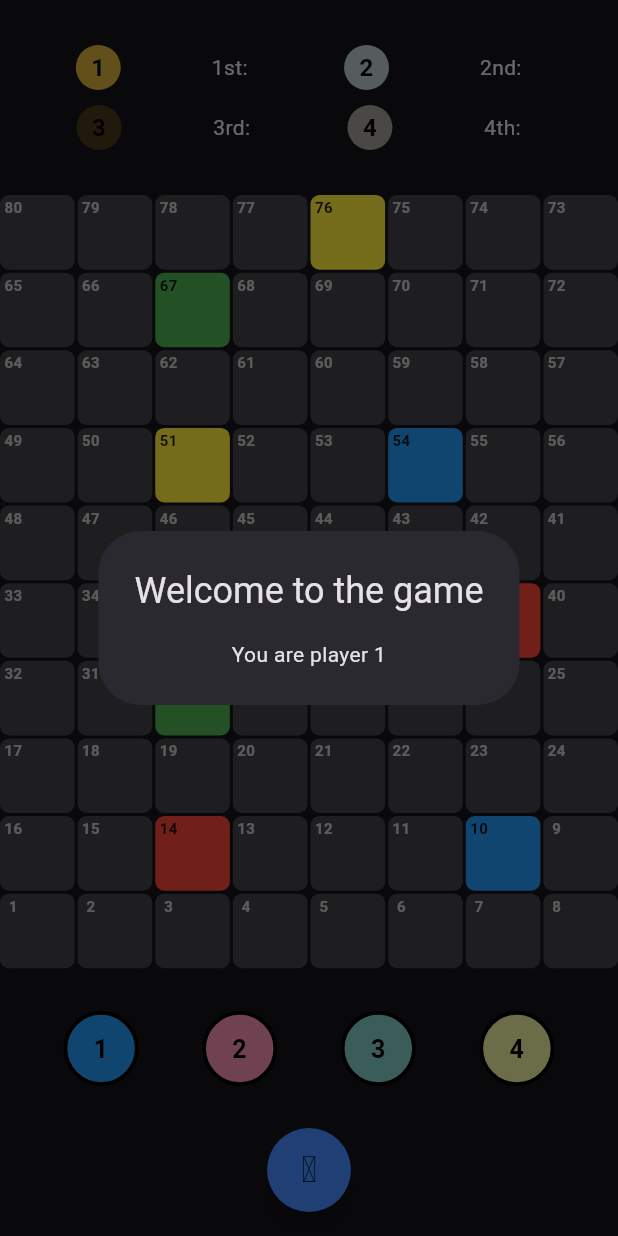
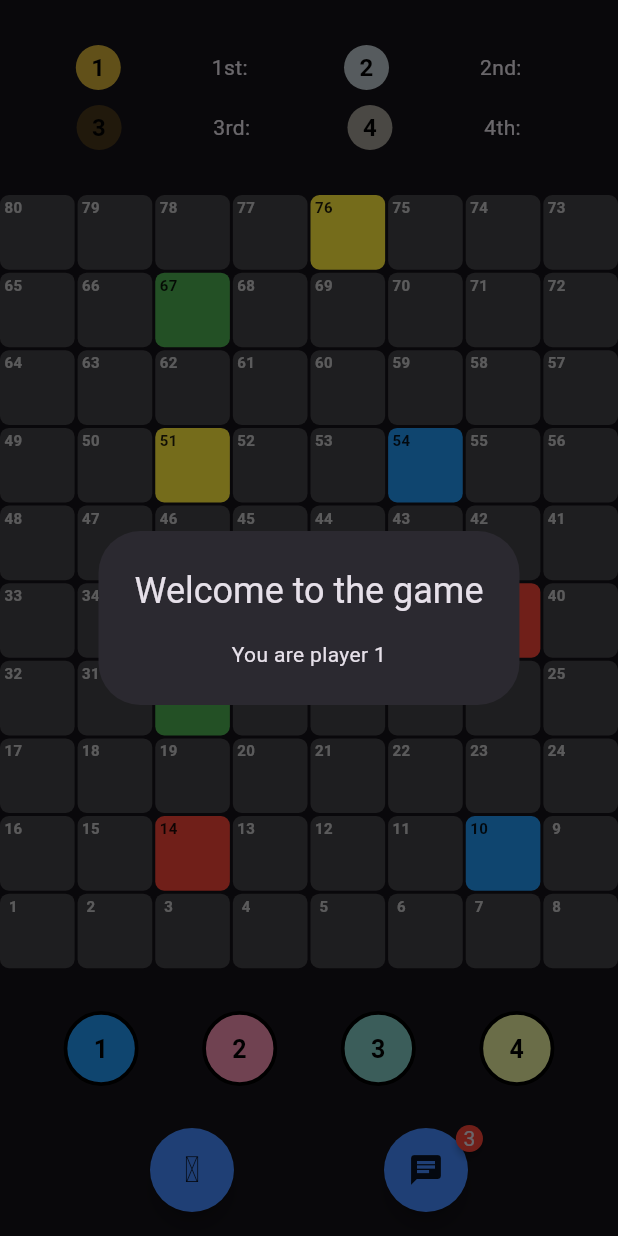
Before and after one commit to Nopalev/fp_ppb, a Flutter app: the GamePage screen opened by its route, on a phone screen of 412 x 824 dp. Run offline on Flutter 3.47's test engine with Material 3 defaults, Android fonts, the phone set to English and light mode, and no system bars; drawn by our look-alikes of badges; our stand-ins replace cloud_firestore, firebase_auth, firebase_core; missing offline and left inert: dice_icons; accounts and stored records are empty; generated files the repository leaves out were written again.

Commit message:
added: chat button

```diff
--- a/lib/pages/game.dart
+++ b/lib/pages/game.dart
@@ -1,5 +1,6 @@
 import 'dart:async';
 import 'dart:math';
+import 'package:badges/badges.dart' as badges;
 import 'package:cloud_firestore/cloud_firestore.dart';
 import 'package:dice_icons/dice_icons.dart';
 import 'package:firebase_auth/firebase_auth.dart';
@@ -312,6 +313,18 @@ class _GamePageState extends State<GamePage> {
             icon: const Icon(
               DiceIcons.dice3
             )
+          ),
+          badges.Badge(
+            badgeContent: const Text('3'),
+            child: CustomFAB(
+                heroTag: 'dice',
+                onPressed: () async {
+                  await Navigator.pushNamed(context, '/chat');
+                },
+                icon: const Icon(
+                    Icons.chat
+                )
+            ),
           )
         ],
       ),
--- a/pubspec.yaml
+++ b/pubspec.yaml
@@ -39,6 +39,7 @@ dependencies:
   firebase_core: ^2.31.1
   firebase_auth: ^4.19.6
   cloud_firestore: ^4.17.4
+  badges: ^3.1.2
 
 dev_dependencies:
   flutter_test:
```
Also changed, not shown: pubspec.lock.
